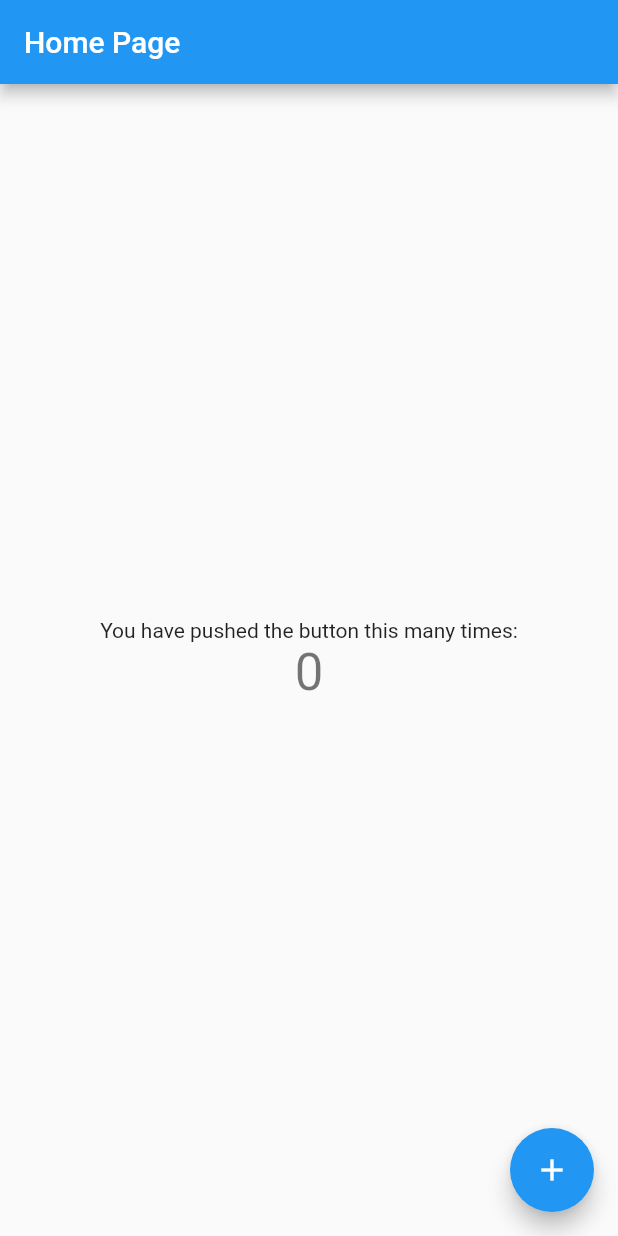
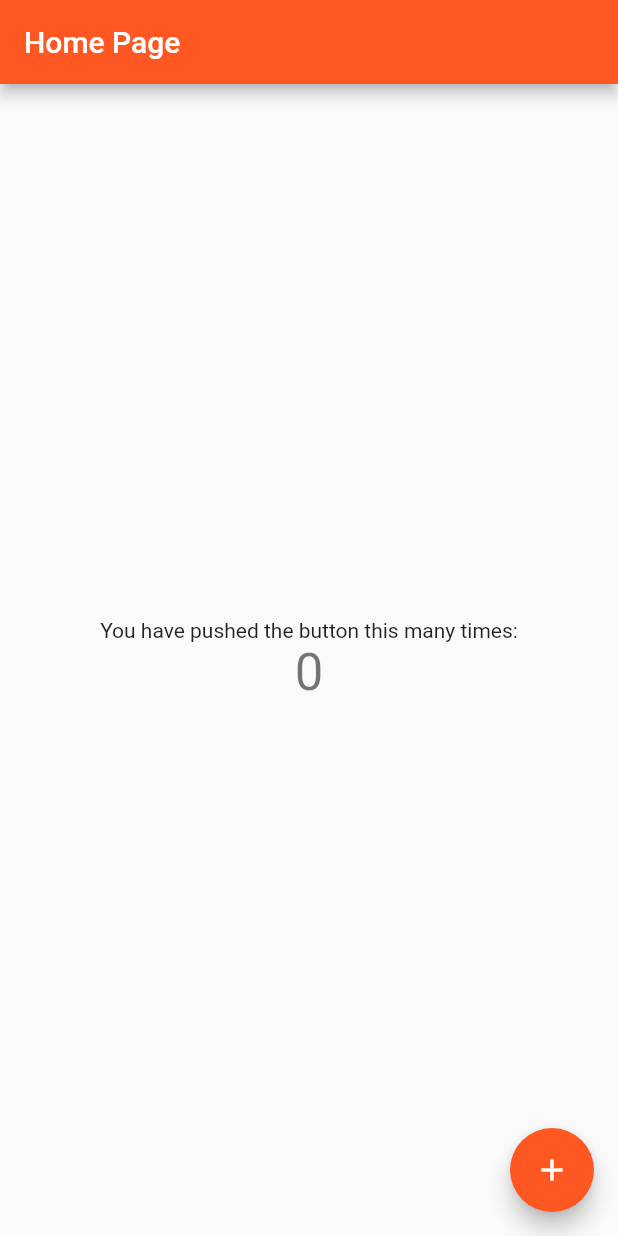
Before and after one commit to spokk/jython-todo, a Flutter app: the screen it shows after launch, on a phone screen of 412 x 824 dp. Run offline on Flutter 3.47's test engine with Material 2 defaults, Android fonts, the phone set to English and light mode, and no system bars.

Commit message:
flutter dart ci

```diff
--- a/mobile-app/mobile_app/lib/main.dart
+++ b/mobile-app/mobile_app/lib/main.dart
@@ -3,22 +3,12 @@ import 'package:flutter/material.dart';
 void main() => runApp(MyApp());
 
 class MyApp extends StatelessWidget {
-  // This widget is the root of your application.
   @override
   Widget build(BuildContext context) {
     return MaterialApp(
       title: 'TODO',
       theme: ThemeData(
-        // This is the theme of your application.
-        //
-        // Try running your application with "flutter run". You'll see the
-        // application has a blue toolbar. Then, without quitting the app, try
-        // changing the primarySwatch below to Colors.green and then invoke
-        // "hot reload" (press "r" in the console where you ran "flutter run",
-        // or simply save your changes to "hot reload" in a Flutter IDE).
-        // Notice that the counter didn't reset back to zero; the application
-        // is not restarted.
-        primarySwatch: Colors.blue,
+        primarySwatch: Colors.deepOrange,
       ),
       home: MyHomePage(title: 'Home Page'),
     );
@@ -27,16 +17,6 @@ class MyApp extends StatelessWidget {
 
 class MyHomePage extends StatefulWidget {
   MyHomePage({Key key, this.title}) : super(key: key);
-
-  // This widget is the home page of your application. It is stateful, meaning
-  // that it has a State object (defined below) that contains fields that affect
-  // how it looks.
-
-  // This class is the configuration for the state. It holds the values (in this
-  // case the title) provided by the parent (in this case the App widget) and
-  // used by the build method of the State. Fields in a Widget subclass are
-  // always marked "final".
-
   final String title;
 
   @override
@@ -48,11 +28,6 @@ class _MyHomePageState extends State<MyHomePage> {
 
   void _incrementCounter() {
     setState(() {
-      // This call to setState tells the Flutter framework that something has
-      // changed in this State, which causes it to rerun the build method below
-      // so that the display can reflect the updated values. If we changed
-      // _counter without calling setState(), then the build method would not be
-      // called again, and so nothing would appear to happen.
       _counter++;
     });
   }
```
Also changed, not shown: 1 other file.
